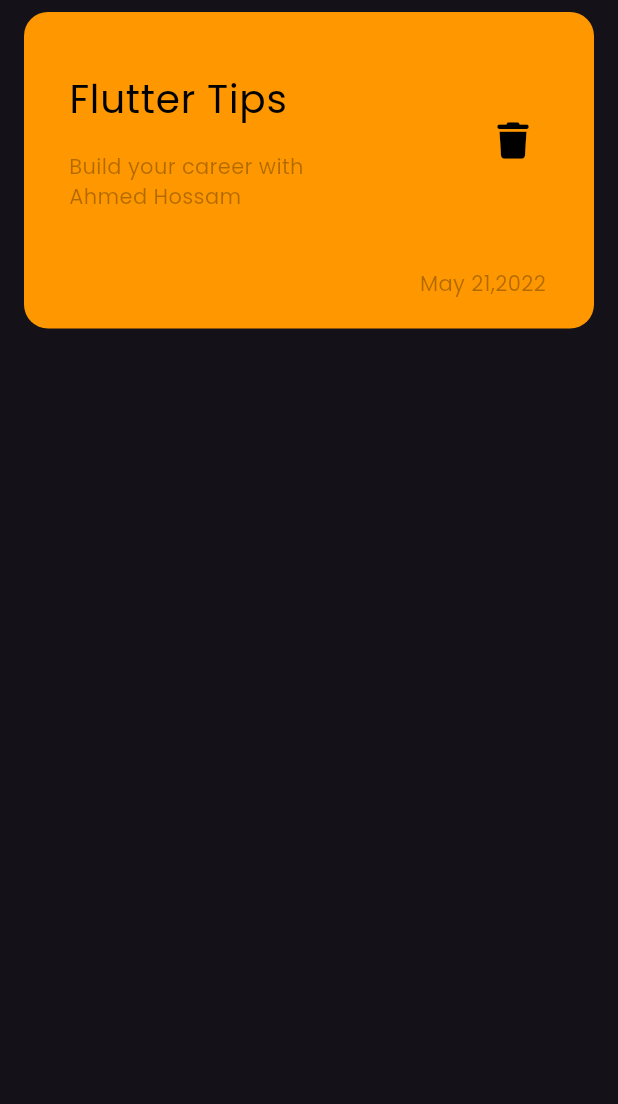
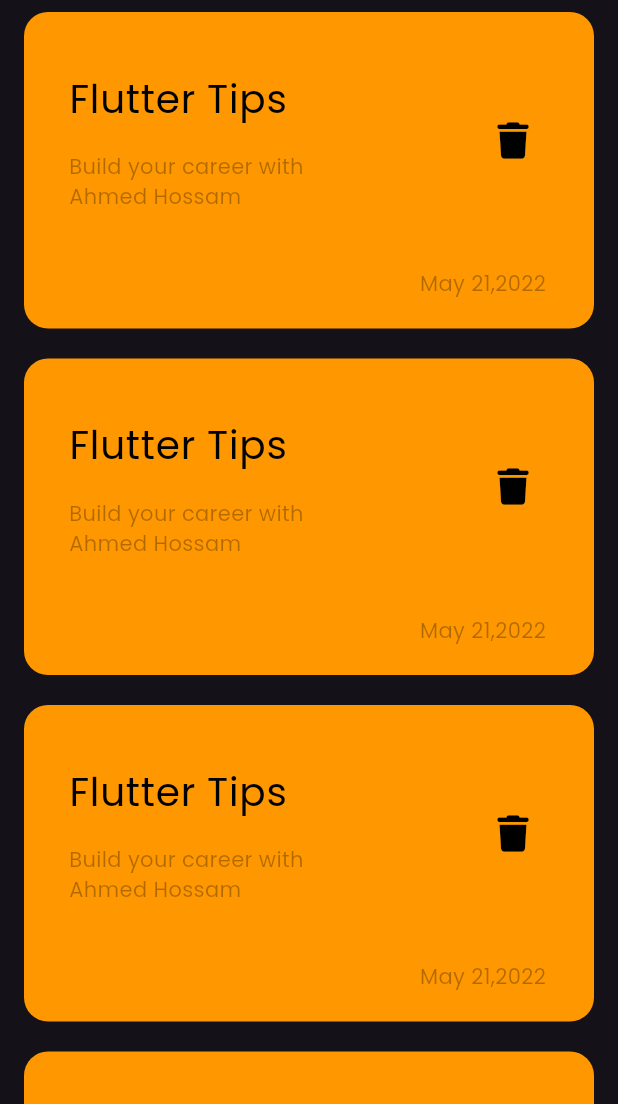
Before and after one commit to AhmedHossamEissa1/notes_app, a Flutter app: the screen it shows after launch, on a phone screen of 412 x 824 dp, the part 132-1236 px from its top. Run offline on Flutter 3.47's test engine with Material 3 defaults, Android fonts, the phone set to English and light mode, and no system bars; our stand-ins replace font_awesome_flutter.

Commit message:
create list view

```diff
--- a/lib/Views/notes_view.dart
+++ b/lib/Views/notes_view.dart
@@ -1,7 +1,7 @@
 import 'package:flutter/material.dart';
-import 'package:font_awesome_flutter/font_awesome_flutter.dart';
 import 'package:notes_app/Widgets/Custom_Appbar.dart';
-import 'package:notes_app/Widgets/Custom_note_icon.dart';
+import 'package:notes_app/Widgets/Custom_listView.dart';
+import 'package:notes_app/Widgets/Custom_note_card.dart';
 
 class NotesView extends StatelessWidget {
   const NotesView({super.key});
@@ -10,8 +10,12 @@ class NotesView extends StatelessWidget {
   Widget build(BuildContext context) {
     return Scaffold(
         body: Padding(
-      padding: const EdgeInsets.only(top: 30, left: 16, right: 16),
-      child: CustomNoteIcon(),
-    ));
+            padding: const EdgeInsets.only(top: 30, left: 16, right: 16),
+            child: Column(
+              children: [
+                CustomAppbar(),
+                CustomListview(),
+              ],
+            )));
   }
 }
--- /dev/null
+++ b/lib/Widgets/Custom_listView.dart
@@ -0,0 +1,20 @@
+import 'package:flutter/material.dart';
+import 'package:notes_app/Widgets/Custom_note_card.dart';
+
+class CustomListview extends StatelessWidget {
+  const CustomListview({super.key});
+
+  @override
+  Widget build(BuildContext context) {
+    return Expanded(
+                  child: ListView.builder(
+                    itemBuilder: (context, index) {
+                      return Padding(
+                        padding: const EdgeInsets.only(bottom: 20),
+                        child: CustomNoteCard(),
+                      );
+                    },
+                  ),
+                );
+  }
+}
--- /dev/null
+++ b/lib/Widgets/Custom_note_card.dart
@@ -0,0 +1,53 @@
+import 'package:flutter/material.dart';
+import 'package:font_awesome_flutter/font_awesome_flutter.dart';
+
+
+class CustomNoteCard extends StatelessWidget {
+  const CustomNoteCard({super.key});
+
+  @override
+  Widget build(BuildContext context) {
+    return Column(
+      children: [
+        Container(
+          decoration: BoxDecoration(
+              color: Colors.orange, borderRadius: BorderRadius.circular(16)),
+          child: Column(
+            crossAxisAlignment: CrossAxisAlignment.end,
+            children: [
+              ListTile(
+                title: Text(
+                  "Flutter Tips",
+                  style: TextStyle(color: Colors.black, fontSize: 26),
+                ),
+                contentPadding: EdgeInsets.all(30),
+                horizontalTitleGap: 60,
+                iconColor: Colors.black,
+                subtitle: Padding(
+                  padding: const EdgeInsets.only(top: 16),
+                  child: Text(
+                    "Build your career with Ahmed Hossam",
+                    style: TextStyle(color: Colors.black.withOpacity(0.3)),
+                  ),
+                ),
+                trailing: IconButton(
+                    onPressed: () {},
+                    icon: Icon(
+                      FontAwesomeIcons.trash,
+                      size: 24,
+                    )),
+              ),
+              Padding(
+                padding: const EdgeInsets.only(right: 32, bottom: 20),
+                child: Text(
+                  "May 21,2022",
+                  style: TextStyle(color: Colors.black.withOpacity(0.3)),
+                ),
+              )
+            ],
+          ),
+        )
+      ],
+    );
+  }
+}
--- a/lib/Widgets/Custom_note_icon.dart
+++ /dev/null
@@ -1,54 +0,0 @@
-import 'package:flutter/material.dart';
-import 'package:font_awesome_flutter/font_awesome_flutter.dart';
-import 'package:notes_app/Widgets/Custom_Appbar.dart';
-
-class CustomNoteIcon extends StatelessWidget {
-  const CustomNoteIcon({super.key});
-
-  @override
-  Widget build(BuildContext context) {
-    return Column(
-        children: [
-          CustomAppbar(),
-          Container(
-            decoration: BoxDecoration(
-                color: Colors.orange, borderRadius: BorderRadius.circular(16)),
-            child: Column(
-              crossAxisAlignment: CrossAxisAlignment.end,
-              children: [
-                ListTile(
-                  title: Text(
-                    "Flutter Tips",
-                    style: TextStyle(color: Colors.black, fontSize: 26),
-                  ),
-                  contentPadding: EdgeInsets.all(30),
-                  horizontalTitleGap: 60,
-                  iconColor: Colors.black,
-                  subtitle: Padding(
-                    padding: const EdgeInsets.only(top: 16),
-                    child: Text(
-                      "Build your career with Ahmed Hossam",
-                      style: TextStyle(color: Colors.black.withOpacity(0.3)),
-                    ),
-                  ),
-                  trailing: IconButton(
-                      onPressed: () {},
-                      icon: Icon(
-                        FontAwesomeIcons.trash,
-                        size: 24,
-                      )),
-                ),
-                Padding(
-                  padding: const EdgeInsets.only(right: 32, bottom: 20),
-                  child: Text(
-                    "May 21,2022",
-                    style: TextStyle(color: Colors.black.withOpacity(0.3)),
-                  ),
-                )
-              ],
-            ),
-          )
-        ],
-      );
-  }
-}
```
